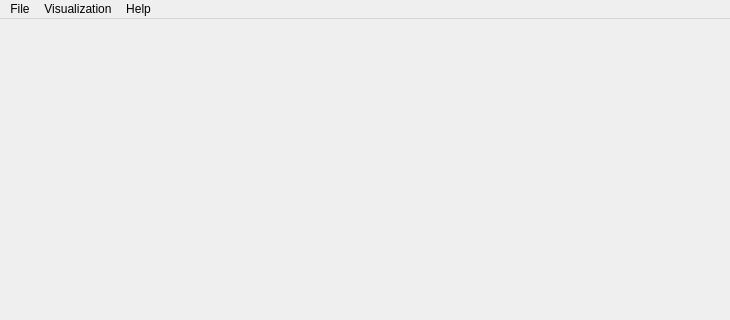
First picture: the form in HDPS/ui/MainWindow.ui, repository ManiVaultStudio/core, before the edit; both pictures show x 0 to 730 and y 0 to 320 of the 730 by 623 pixel window.
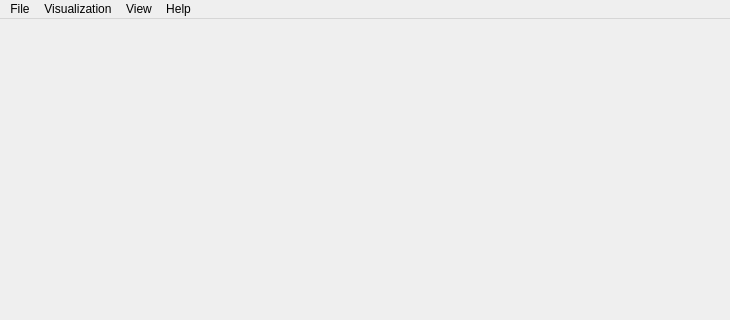
Second picture: the form after the edit.

The edit to the form file:
```diff
--- a/HDPS/ui/MainWindow.ui
+++ b/HDPS/ui/MainWindow.ui
@@ -25,7 +25,7 @@
      <height>21</height>
     </rect>
    </property>
-   <widget class="QMenu" name="menuFile">
+   <widget class="QMenu" name="fileMenu">
     <property name="title">
      <string>File</string>
     </property>
@@ -62,8 +62,16 @@
     <addaction name="findLogFileAction"/>
     <addaction name="logViewAction"/>
    </widget>
-   <addaction name="menuFile"/>
+   <widget class="QMenu" name="menuView">
+    <property name="title">
+     <string>View</string>
+    </property>
+    <addaction name="dataHierarchyViewerAction"/>
+    <addaction name="dataPropertiesViewerAction"/>
+   </widget>
+   <addaction name="fileMenu"/>
    <addaction name="menuVisualization"/>
+   <addaction name="menuView"/>
    <addaction name="menuHelp"/>
   </widget>
   <action name="openProjectAction">
```
Left out of the diff: 31 changed lines with no effect on the pictures.
